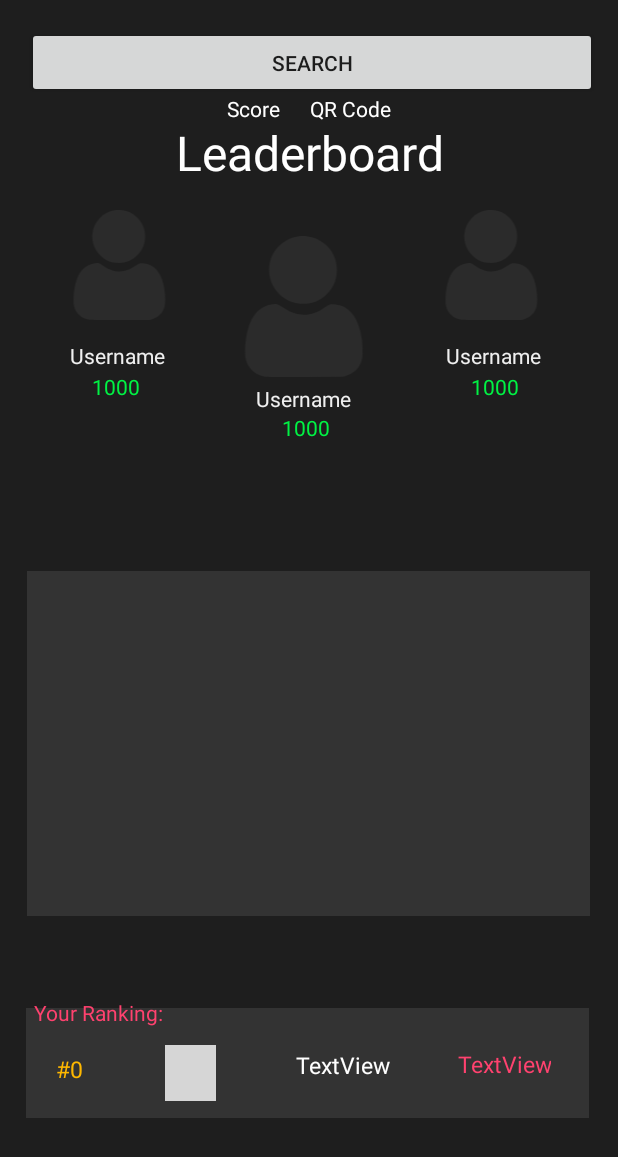
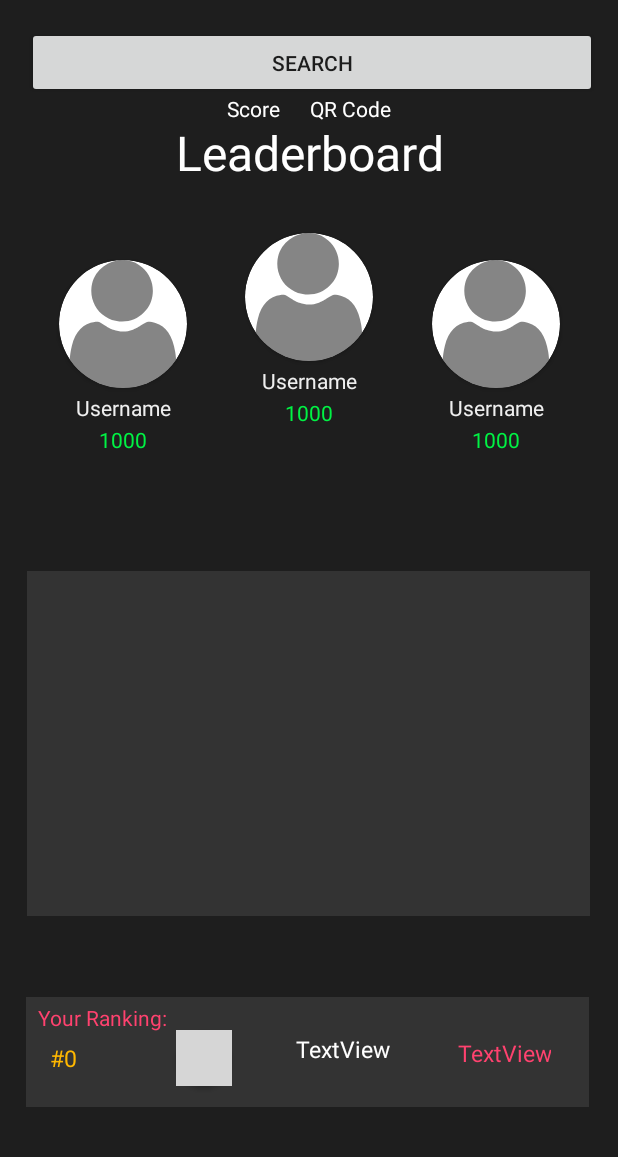
Before and after one commit to CMPUT301W23T06/BinaryBandits, an Android app: the fragment LeaderboardFragment shown on its own in the app's theme, on a phone screen of 412 x 824 dp. Shown: the top 1157 px of the screen. Run offline under Robolectric (Android 15) with nearby library versions, the phone set to English and light mode, and no system bars; our stand-ins replace Firebase (no records; nobody signed in at launch, a user with empty details on screens opened directly), Picasso; libraries missing offline, so code that uses them is left out: org.checkerframework.checker; pictures from the network do not load; 4 statements that could not run were skipped; grey boxes are pictures that could not be loaded.

Commit message:
refined and updated leaderboard page UI to better follow ConstrainedLayout, made all profile icons round.

```diff
--- a/app/src/main/res/layout/fragment_leaderboard.xml
+++ b/app/src/main/res/layout/fragment_leaderboard.xml
@@ -7,6 +7,12 @@
     android:background="@color/background_black"
     android:foregroundTint="#333333"
     tools:context=".MainActivity">
+
+    <FrameLayout
+        android:id="@+id/fragment_container"
+        android:layout_width="match_parent"
+        android:layout_height="match_parent">
+    </FrameLayout>
 
     <TextView
         android:id="@+id/text_notifications"
@@ -20,118 +26,152 @@
         app:layout_constraintTop_toTopOf="parent"
         tools:layout_editor_absoluteX="0dp" />
 
+    <androidx.cardview.widget.CardView
+        android:id="@+id/cardView2"
+        android:layout_width="85dp"
+        android:layout_height="85dp"
+        android:layout_gravity="center"
 
+        android:layout_marginTop="32dp"
+        app:cardCornerRadius="1000dp"
+        app:layout_constraintEnd_toEndOf="parent"
+        app:layout_constraintStart_toStartOf="parent"
+        app:layout_constraintTop_toBottomOf="@+id/text_notifications">
 
         <ImageView
             android:id="@+id/limage1"
-        android:layout_width="101dp"
-        android:layout_height="94dp"
-        android:layout_marginStart="152dp"
-        android:layout_marginTop="157dp"
+            android:layout_width="85dp"
+            android:layout_height="85dp"
+
             android:contentDescription="@string/image"
+            android:src="@drawable/ic_profile"
+
+            app:strokeColor="@color/white"
+            app:strokeWidth="2dp" />
+
+    </androidx.cardview.widget.CardView>
+
+    <androidx.cardview.widget.CardView
+        android:id="@+id/cardView3"
+        android:layout_width="85dp"
+        android:layout_height="85dp"
+
+        android:layout_gravity="center"
+        android:layout_marginTop="50dp"
+        app:cardCornerRadius="1000dp"
+        app:layout_constraintEnd_toStartOf="@+id/cardView2"
         app:layout_constraintStart_toStartOf="parent"
-        app:layout_constraintTop_toTopOf="parent"
-        app:srcCompat="@drawable/ic_profile" />
+        app:layout_constraintTop_toBottomOf="@+id/text_notifications">
 
         <ImageView
             android:id="@+id/limage2"
-        android:layout_width="79dp"
-        android:layout_height="73dp"
-        android:layout_marginStart="40dp"
-        android:layout_marginTop="140dp"
+            android:layout_width="85dp"
+            android:layout_height="85dp"
+
             android:contentDescription="@string/image"
-        app:layout_constraintStart_toStartOf="parent"
-        app:layout_constraintTop_toTopOf="parent"
-        app:srcCompat="@drawable/ic_profile" />
+            android:src="@drawable/ic_profile"
+
+            app:strokeColor="@color/white"
+            app:strokeWidth="2dp" />
+
+    </androidx.cardview.widget.CardView>
 
     <TextView
         android:id="@+id/player2"
         android:layout_width="100dp"
         android:layout_height="wrap_content"
-        android:layout_marginStart="28dp"
-        android:layout_marginTop="227dp"
+        android:layout_marginTop="3dp"
         android:text="@string/username"
         android:textAlignment="center"
         android:textColor="#EFEFEF"
+        app:layout_constraintEnd_toStartOf="@+id/cardView2"
         app:layout_constraintStart_toStartOf="parent"
-        app:layout_constraintTop_toTopOf="parent" />
+        app:layout_constraintTop_toBottomOf="@+id/cardView3" />
+
+    <androidx.cardview.widget.CardView
+        android:id="@+id/cardView"
+        android:layout_width="85dp"
+        android:layout_height="85dp"
+        android:layout_gravity="center"
+
+        android:layout_marginTop="50dp"
+        app:cardCornerRadius="1000dp"
+        app:layout_constraintEnd_toEndOf="parent"
+        app:layout_constraintStart_toEndOf="@+id/cardView2"
+        app:layout_constraintTop_toBottomOf="@+id/text_notifications">
 
         <ImageView
             android:id="@+id/limage3"
-        android:layout_width="79dp"
-        android:layout_height="73dp"
-        android:layout_marginStart="288dp"
-        android:layout_marginTop="140dp"
+            android:layout_width="85dp"
+            android:layout_height="85dp"
+
             android:contentDescription="@string/image"
-        app:layout_constraintStart_toStartOf="parent"
-        app:layout_constraintTop_toTopOf="parent"
-        app:srcCompat="@drawable/ic_profile" />
+            android:src="@drawable/ic_profile"
+
+            app:strokeColor="@color/white"
+            app:strokeWidth="2dp" />
+
+    </androidx.cardview.widget.CardView>
 
     <TextView
         android:id="@+id/player1_score"
         android:layout_width="75dp"
         android:layout_height="18dp"
-        android:layout_marginStart="170dp"
-        android:layout_marginTop="275dp"
-        android:layout_marginEnd="170dp"
+        android:layout_marginTop="2dp"
         android:text="@string/_1000"
         android:textAlignment="center"
         android:textColor="#00F244"
         app:layout_constraintEnd_toEndOf="parent"
-        app:layout_constraintHorizontal_bias="1.0"
         app:layout_constraintStart_toStartOf="parent"
-        app:layout_constraintTop_toTopOf="parent" />
+        app:layout_constraintTop_toBottomOf="@+id/player1" />
 
     <TextView
         android:id="@+id/player2_score"
         android:layout_width="64dp"
         android:layout_height="26dp"
-        android:layout_marginStart="45dp"
-        android:layout_marginTop="248dp"
+        android:layout_marginTop="2dp"
         android:text="@string/_1000"
         android:textAlignment="center"
         android:textColor="#00F244"
+        app:layout_constraintEnd_toStartOf="@+id/cardView2"
         app:layout_constraintStart_toStartOf="parent"
-        app:layout_constraintTop_toTopOf="parent" />
+        app:layout_constraintTop_toBottomOf="@+id/player2" />
 
     <TextView
         android:id="@+id/player3_score"
         android:layout_width="69dp"
         android:layout_height="23dp"
-        android:layout_marginStart="312dp"
-        android:layout_marginTop="248dp"
-        android:layout_marginEnd="64dp"
+        android:layout_marginTop="2dp"
         android:text="@string/_1000"
         android:textAlignment="center"
         android:textColor="#00F244"
         app:layout_constraintEnd_toEndOf="parent"
-        app:layout_constraintStart_toStartOf="parent"
-        app:layout_constraintTop_toTopOf="parent" />
+        app:layout_constraintStart_toEndOf="@+id/cardView2"
+        app:layout_constraintTop_toBottomOf="@+id/player3" />
 
     <TextView
         android:id="@+id/player3"
         android:layout_width="100dp"
         android:layout_height="wrap_content"
-        android:layout_marginTop="227dp"
+        android:layout_marginTop="3dp"
         android:text="@string/username"
         android:textAlignment="center"
         android:textColor="#EFEFEF"
         app:layout_constraintEnd_toEndOf="parent"
-        app:layout_constraintHorizontal_bias="0.893"
-        app:layout_constraintStart_toStartOf="parent"
-        app:layout_constraintTop_toTopOf="parent" />
+        app:layout_constraintStart_toEndOf="@+id/cardView2"
+        app:layout_constraintTop_toBottomOf="@+id/cardView" />
 
     <TextView
         android:id="@+id/player1"
         android:layout_width="100dp"
         android:layout_height="wrap_content"
-        android:layout_marginStart="152dp"
-        android:layout_marginTop="256dp"
+        android:layout_marginTop="3dp"
         android:text="@string/username"
         android:textAlignment="center"
         android:textColor="#EFEFEF"
+        app:layout_constraintEnd_toEndOf="parent"
         app:layout_constraintStart_toStartOf="parent"
-        app:layout_constraintTop_toTopOf="parent" />
+        app:layout_constraintTop_toBottomOf="@+id/cardView2" />
 
     <ListView
         android:id="@+id/playerList"
@@ -204,6 +244,7 @@
         android:id="@+id/materialToolbar"
         android:layout_width="375dp"
         android:layout_height="73dp"
+        android:layout_marginBottom="32dp"
         android:background="#333333"
         android:minHeight="?attr/actionBarSize"
         android:theme="?attr/actionBarTheme"
@@ -211,53 +252,58 @@
         app:layout_constraintEnd_toEndOf="parent"
         app:layout_constraintHorizontal_bias="0.47"
         app:layout_constraintStart_toStartOf="parent"
-        app:layout_constraintTop_toTopOf="parent"
-        app:layout_constraintVertical_bias="0.895" />
+        app:layout_constraintTop_toBottomOf="@+id/playerList" />
 
     <TextView
         android:id="@+id/your_ranking_text"
         android:layout_width="wrap_content"
         android:layout_height="wrap_content"
+        android:layout_marginStart="8dp"
+        android:layout_marginTop="4dp"
         android:text="Your Ranking:"
         android:textColor="#FF426F"
-        app:layout_constraintBottom_toBottomOf="parent"
-        app:layout_constraintEnd_toEndOf="parent"
-        app:layout_constraintHorizontal_bias="0.07"
-        app:layout_constraintStart_toStartOf="parent"
-        app:layout_constraintTop_toTopOf="parent"
-        app:layout_constraintVertical_bias="0.827" />
+        app:layout_constraintStart_toStartOf="@+id/materialToolbar"
+        app:layout_constraintTop_toTopOf="@+id/materialToolbar" />
 
     <TextView
         android:id="@+id/user_rank"
         android:layout_width="41dp"
         android:layout_height="17dp"
-        android:layout_marginStart="12dp"
+        android:layout_marginStart="16dp"
+        android:layout_marginTop="4dp"
         android:text="#1"
         android:textColor="@color/yellow"
         android:textSize="15sp"
-        app:layout_constraintBottom_toBottomOf="parent"
-        app:layout_constraintEnd_toEndOf="parent"
-        app:layout_constraintHorizontal_bias="0.071"
-        app:layout_constraintStart_toStartOf="parent"
-        app:layout_constraintTop_toTopOf="parent"
-        app:layout_constraintVertical_bias="0.87"
-        android:visibility="visible"/>
+        android:visibility="visible"
+        app:layout_constraintBottom_toBottomOf="@+id/materialToolbar"
+        app:layout_constraintStart_toStartOf="@+id/materialToolbar"
+        app:layout_constraintTop_toTopOf="@+id/materialToolbar" />
+
+    <androidx.cardview.widget.CardView
+        android:id="@+id/cardView4"
+        android:layout_width="37dp"
+        android:layout_height="37dp"
+
+        android:layout_gravity="center"
+        android:layout_marginTop="8dp"
+        app:cardCornerRadius="1000dp"
+        app:layout_constraintBottom_toBottomOf="@+id/materialToolbar"
+        app:layout_constraintEnd_toStartOf="@+id/current_username"
+        app:layout_constraintStart_toEndOf="@+id/user_rank"
+        app:layout_constraintTop_toTopOf="@+id/materialToolbar">
 
         <ImageView
             android:id="@+id/users_image"
-        android:layout_width="34dp"
+            android:layout_width="37dp"
             android:layout_height="37dp"
-        android:layout_marginStart="12dp"
-        android:layout_marginTop="60dp"
-        android:background="#00FFFFFF"
+
             android:contentDescription="@string/image"
-        app:layout_constraintBottom_toBottomOf="parent"
-        app:layout_constraintEnd_toEndOf="parent"
-        app:layout_constraintHorizontal_bias="0.267"
-        app:layout_constraintStart_toStartOf="parent"
-        app:layout_constraintTop_toTopOf="parent"
-        app:layout_constraintVertical_bias="0.876"
-        app:srcCompat="@drawable/ic_profile" />
+            android:src="@drawable/ic_profile"
+
+            app:strokeColor="@color/white"
+            app:strokeWidth="2dp" />
+
+    </androidx.cardview.widget.CardView>
 
     <TextView
         android:id="@+id/current_username"
@@ -266,13 +312,12 @@
         android:text="TextView"
         android:textColor="#FFFFFF"
         android:textSize="15sp"
-        app:layout_constraintBottom_toBottomOf="parent"
+        android:visibility="visible"
+        app:layout_constraintBottom_toBottomOf="@+id/materialToolbar"
         app:layout_constraintEnd_toEndOf="parent"
         app:layout_constraintHorizontal_bias="0.652"
         app:layout_constraintStart_toStartOf="parent"
-        app:layout_constraintTop_toTopOf="parent"
-        app:layout_constraintVertical_bias="0.876"
-        android:visibility="visible"/>
+        app:layout_constraintTop_toTopOf="@+id/materialToolbar" />
 
     <TextView
         android:id="@+id/current_user_score"
@@ -283,36 +328,28 @@
         android:text="TextView"
         android:textColor="@color/red"
         android:textSize="15sp"
-        app:layout_constraintBottom_toBottomOf="parent"
+        android:visibility="visible"
+        app:layout_constraintBottom_toBottomOf="@+id/materialToolbar"
         app:layout_constraintEnd_toEndOf="parent"
         app:layout_constraintHorizontal_bias="0.883"
         app:layout_constraintStart_toStartOf="parent"
-        app:layout_constraintTop_toTopOf="parent"
-        app:layout_constraintVertical_bias="0.869"
-        android:visibility="visible"/>
+        app:layout_constraintTop_toTopOf="@+id/materialToolbar" />
 
     <TextView
         android:id="@+id/percentile_label"
         android:layout_width="wrap_content"
         android:layout_height="wrap_content"
+        android:layout_marginTop="32dp"
         android:text="You are in the top x% of players"
-        android:textStyle="bold"
         android:textColor="@color/red"
         android:textSize="15sp"
-        app:layout_constraintBottom_toBottomOf="parent"
+        android:textStyle="bold"
+        android:visibility="invisible"
+        app:layout_constraintBottom_toBottomOf="@+id/materialToolbar"
         app:layout_constraintEnd_toEndOf="parent"
         app:layout_constraintHorizontal_bias="0.5"
         app:layout_constraintStart_toStartOf="parent"
-        app:layout_constraintTop_toTopOf="parent"
-        app:layout_constraintVertical_bias="0.876"
-        android:visibility="invisible"/>
-
-    <FrameLayout
-        android:id="@+id/fragment_container"
-        android:layout_width="match_parent"
-        android:layout_height="match_parent" >
-
-    </FrameLayout>
+        app:layout_constraintTop_toTopOf="@+id/materialToolbar" />
 
 
 </androidx.constraintlayout.widget.ConstraintLayout>
--- a/app/src/main/res/layout/fragment_profile.xml
+++ b/app/src/main/res/layout/fragment_profile.xml
@@ -29,7 +29,7 @@
     <androidx.cardview.widget.CardView
         android:id="@+id/profileCardView"
         android:layout_width="96dp"
-        android:layout_height="90dp"
+        android:layout_height="96dp"
         android:layout_gravity="center"
         android:layout_marginTop="2dp"
 
@@ -49,6 +49,7 @@
             app:shapeAppearanceOverlay="@style/roundedImageView"
             app:strokeColor="@color/white"
             app:strokeWidth="2dp" />
+
     </androidx.cardview.widget.CardView>
 
     <LinearLayout
```
Lines whose indentation alone changed are shown as unchanged.
